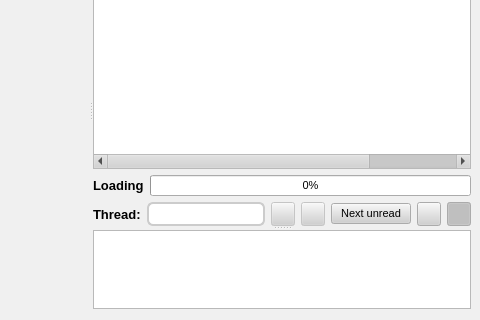
The window that retroshare-gui/src/gui/GxsForumsDialog.ui (RetroShare/RetroShare) describes before a commit, drawn with Qt 5; both pictures show x 252 to 732 and y 100 to 420 of the 732 by 420 pixel window.
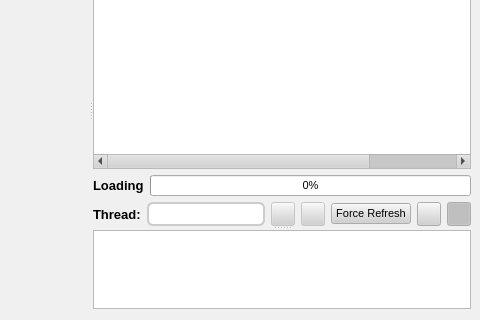
The same window after the commit. Icons and pictures are not drawn. Custom widgets are drawn as their Qt base class.

Commit message: * Made GxsForum messages load again.  * Hijacked "Next unread" button => force Reload, until update is working.

The edit to the form file:
```diff
--- a/retroshare-gui/src/gui/GxsForumsDialog.ui
+++ b/retroshare-gui/src/gui/GxsForumsDialog.ui
@@ -1004,7 +1004,7 @@
              </sizepolicy>
             </property>
             <property name="text">
-             <string>Next unread</string>
+             <string>Force Refresh</string>
             </property>
            </widget>
           </item>
```
The commit also changes 2 other files.
